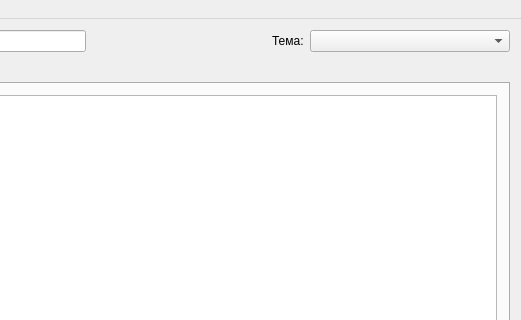
Before: the Qt Designer form mainwindow.ui in igrekus/depot, drawn with Qt 5; both pictures show x 343 to 864 and y 0 to 320 of the 864 by 613 pixel window.
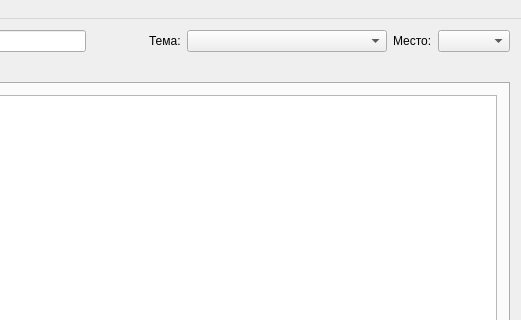
After: the same form once the commit is applied.

Patch:
```diff
--- a/mainwindow.ui
+++ b/mainwindow.ui
@@ -77,6 +77,16 @@
           </property>
          </widget>
         </item>
+        <item>
+         <widget class="QLabel" name="lblLocaion">
+          <property name="text">
+           <string>Место:</string>
+          </property>
+         </widget>
+        </item>
+        <item>
+         <widget class="QComboBox" name="comboLocation"/>
+        </item>
        </layout>
       </item>
      </layout>
```
